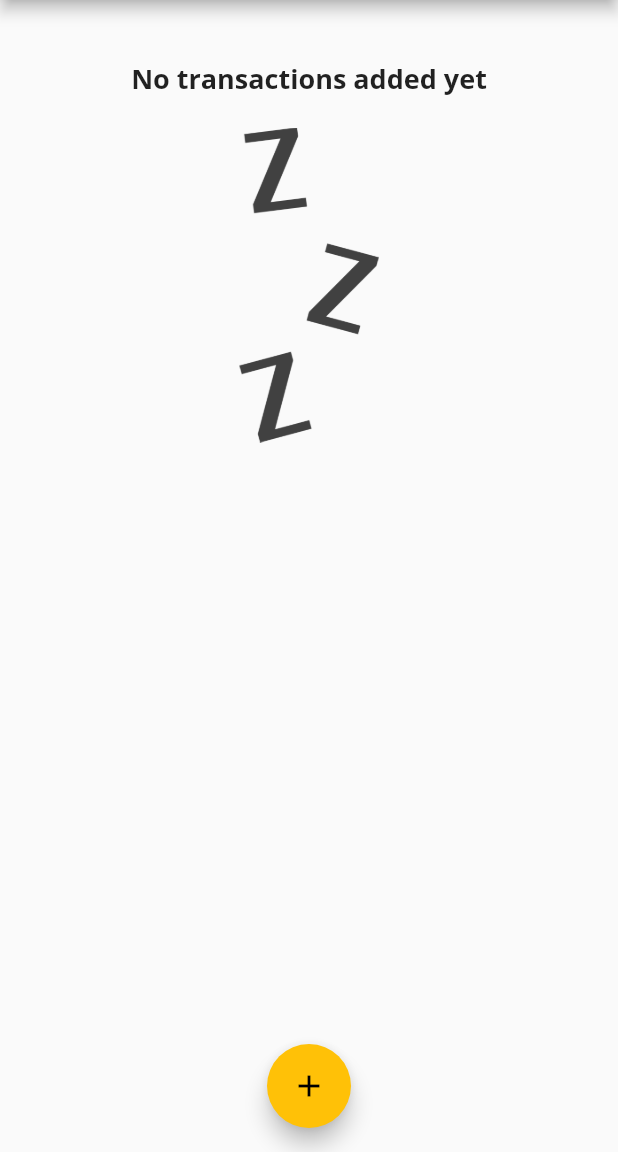
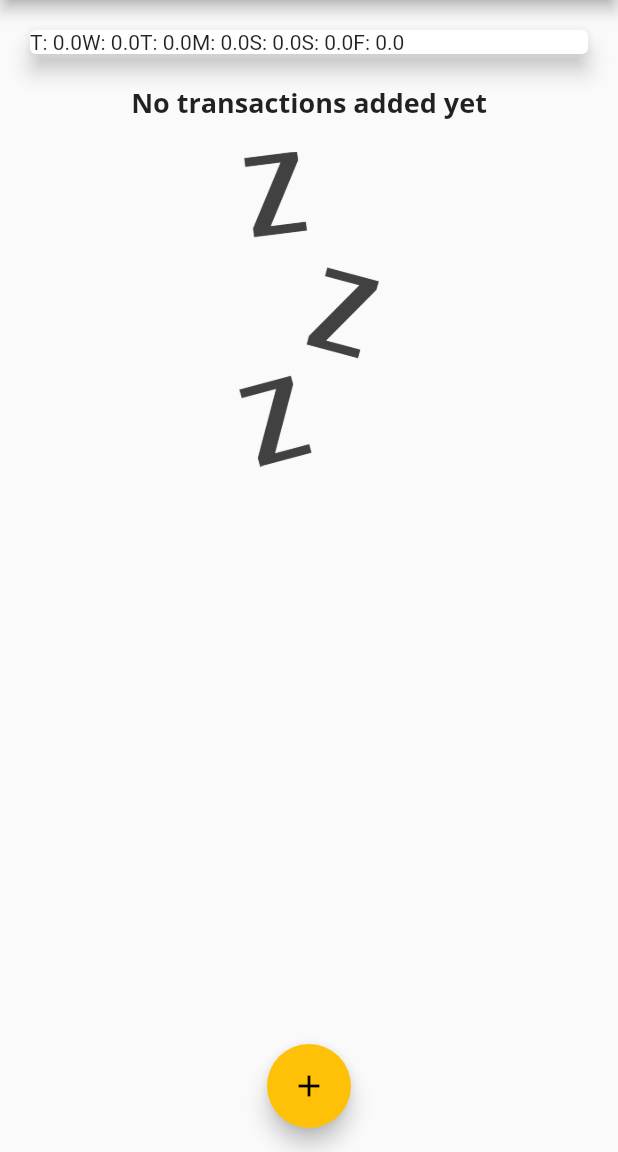
Before and after one commit to airinpopcorn/expenses_project, a Flutter app: the screen it shows after launch, on a phone screen of 412 x 824 dp, the part 84-1236 px from its top. Run offline on Flutter 3.47's test engine with Material 2 defaults, Android fonts, the phone set to English and light mode, and no system bars.

Commit message:
Create bars for Chart

```diff
--- a/lib/widgets/chart.dart
+++ b/lib/widgets/chart.dart
@@ -6,7 +6,7 @@ class Chart extends StatelessWidget {
   final List<Transaction> recentTransaction;
   const Chart({super.key, required this.recentTransaction});
 
-  List<Map<String, Object>> get groupedTransactionValues {
+  List<Map<String, dynamic>> get groupedTransactionValues {
     return List.generate(7, (index) {
       final weekDay = DateTime.now().subtract(
         Duration(days: index),
@@ -23,7 +23,7 @@ class Chart extends StatelessWidget {
       }
 
       return {
-        "day": DateFormat.E().format(weekDay),
+        "day": DateFormat.E().format(weekDay).substring(0, 1),
         "amount": totalSum,
       };
     });
@@ -35,7 +35,9 @@ class Chart extends StatelessWidget {
       elevation: 6,
       margin: EdgeInsets.all(20),
       child: Row(
-        children: [],
+        children: groupedTransactionValues.map((data) {
+          return Text('${data["day"]}: ${data["amount"]}');
+        }).toList(),
       ),
     );
   }
```
Also changed, not shown: lib/widgets/chart_bar.dart (added, +58 -0 lines).
